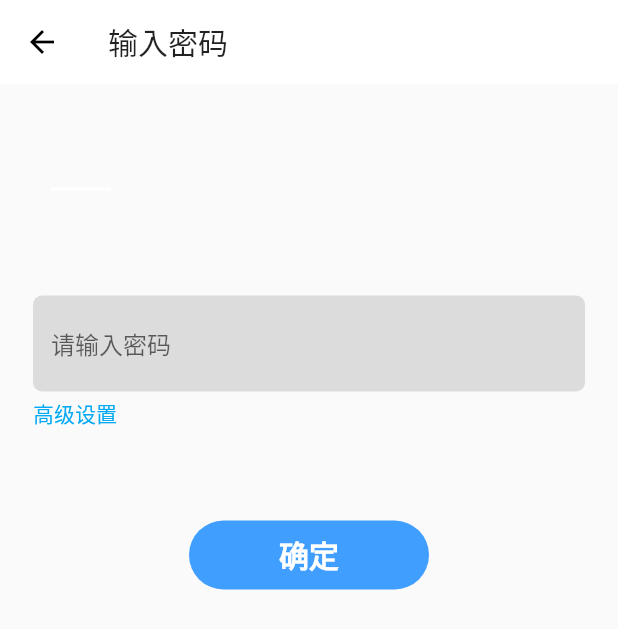
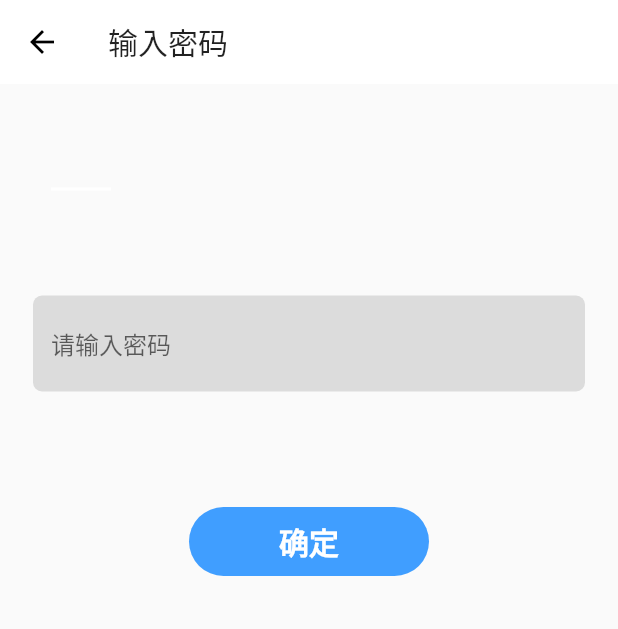
Before and after one commit to youwallet/wallet, a Flutter app: the WalletExport screen opened directly, after a tap on "导出助记词", on a phone screen of 412 x 824 dp. Shown: the top 629 px of the screen. Run offline on Flutter 3.47's test engine with Material 2 defaults, Android fonts, the light colour scheme and no system bars; our stand-ins replace convert, decimal, dio, event_bus, flutter_slidable, get_it and 6 more; missing offline and left inert: barcode_scan, bip32, bip39, bitcoin_flutter, common_utils, ed25519_hd_key and 6 more; accounts and stored records are empty; statements that could not run were skipped; project files that could hold a hidden picture were left out.

Commit message:
fix 导入私钥和助记词时不要显示高级设置

```diff
--- a/you_wallet/lib/pages/form/getPassword.dart
+++ b/you_wallet/lib/pages/form/getPassword.dart
@@ -10,6 +10,10 @@ import 'package:web3dart/web3dart.dart';
 //在该页面让用户输入密码
 //通过密码解密出私钥
 class GetPasswordPage extends StatefulWidget {
+
+  final arguments;
+  GetPasswordPage({Key key ,this.arguments}) : super();
+
   @override
   _LoginPageState createState() => _LoginPageState();
 }
@@ -26,6 +30,7 @@ class _LoginPageState extends State<GetPasswordPage> {
 
   @override
   Widget build(BuildContext context) {
+    print(widget.arguments);
     return Scaffold(
         appBar: buildAppBar(context),
         body: new Builder(builder: (BuildContext context) {
@@ -114,9 +119,11 @@ class _LoginPageState extends State<GetPasswordPage> {
   }
 
   // 高级设置
+  // 如果用户是在导出私钥或者助记忆词，则不=显示高级设计
   Widget buildExtraTip() {
+    if (widget.arguments == null) {
       return GestureDetector(
-      onTap: (){
+          onTap: () {
             setState(() {
               this.showExtraSet = !this.showExtraSet;
             });
@@ -129,6 +136,9 @@ class _LoginPageState extends State<GetPasswordPage> {
             ),
           )
       );
+    } else {
+      return Text('');
+    }
   }
 
   Widget buildExtraSet(bool showSet) {
--- a/you_wallet/lib/pages/routers.dart
+++ b/you_wallet/lib/pages/routers.dart
@@ -57,7 +57,7 @@ final routes = {
   "wallet_export":  (context,{arguments}) => new WalletExport(arguments: arguments),
   "keyboard_main":  (context) => new main_keyboard(),
   "password":  (context) => new PasswordPage(),
-  "getPassword":  (context) => new GetPasswordPage(),
+  "getPassword":  (context, {arguments}) => new GetPasswordPage(arguments: arguments),
   "splash":  (context) => new Splash(),
   "order_detail":  (context, {arguments}) => new OrderDetail(arguments: arguments),
   "order_deep":  (context, {arguments}) => new OrderDeep(arguments: arguments),
--- a/you_wallet/lib/pages/wallet/wallet_export.dart
+++ b/you_wallet/lib/pages/wallet/wallet_export.dart
@@ -115,7 +115,9 @@ class Page extends State<WalletExport> {
                 title: Text('导出助记词'),
                 trailing: new Icon(Icons.keyboard_arrow_right),
                 onTap: () {
-                  Navigator.of(context).pushNamed('getPassword').then((data) async {
+                  Navigator.of(context).pushNamed('getPassword', arguments: {
+                    'from': 'export'
+                  }).then((data) async {
                     Map obj = data;
                     if (obj == null) {
                       this.showSnackbar('取消导出');
@@ -135,7 +137,9 @@ class Page extends State<WalletExport> {
                 title: Text('导出私钥'),
                 trailing: new Icon(Icons.keyboard_arrow_right),
                 onTap: () {
-                  Navigator.of(context).pushNamed('getPassword').then((obj){
+                  Navigator.of(context).pushNamed('getPassword', arguments: {
+                    'from': 'export'
+                  }).then((obj){
                     Map wallet = obj;
                      if (obj == null) {
                        this.showSnackbar('导出取消');
```
Lines whose indentation alone changed are shown as unchanged.
